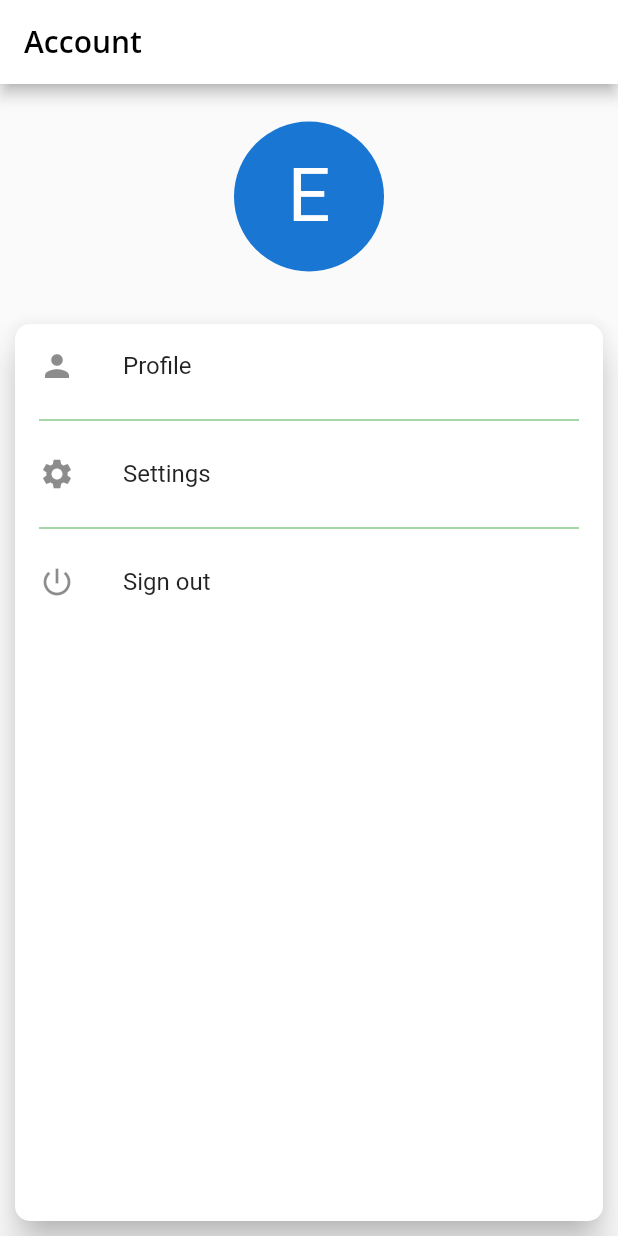
After one commit to gisioraelvis/flutter-mobile-app-starter, a Flutter app: the AccountScreen screen opened by its route, on a phone screen of 412 x 824 dp. The commit adds this screen. Run offline on Flutter 3.47's test engine with Material 2 defaults, Android fonts, the phone set to English and light mode, and no system bars; our stand-ins replace go_router, google_fonts, shared_preferences, smooth_page_indicator; accounts and stored records are empty.

Commit message:
account screens

```diff
--- a/lib/constants.dart
+++ b/lib/constants.dart
@@ -1,2 +1,3 @@
-const String loginKey = "isSignedIn";
-const String onboardingKey = "isOnboarded";
+// ignore_for_file: prefer_lower_caml_case_types
+const String SIGNIN_KEY = "isSignedIn";
+const String ONBOARDING_KEY = "isOnboarded";
--- a/lib/navigation/router.dart
+++ b/lib/navigation/router.dart
@@ -71,14 +71,32 @@ class AppRouter {
             child: HomeScreen(tab: tab),
           );
         },
-          routes: []),
+      ),
+      GoRoute(
+        name: AppScreens.account,
+        path: '/account',
+        pageBuilder: (context, state) => MaterialPage<void>(
+          key: state.pageKey,
+          child: const AccountScreen(),
+        ),
+        routes: [
           GoRoute(
             name: AppScreens.profile,
-        path: '/profile',
+            path: 'profile',
             pageBuilder: (context, state) => MaterialPage<void>(
               key: state.pageKey,
               child: const ProfileScreen(),
             ),
+          ),
+          GoRoute(
+            name: AppScreens.settings,
+            path: 'settings',
+            pageBuilder: (context, state) => MaterialPage<void>(
+              key: state.pageKey,
+              child: const SettingsScreen(),
+            ),
+          ),
+        ],
       ),
       // forwarding routes to remove the need to put the 'tab' param in the code
       GoRoute(
--- a/lib/navigation/routes.dart
+++ b/lib/navigation/routes.dart
@@ -5,10 +5,12 @@ class AppScreens {
   static String signIn = 'signin';
   static String signUp = 'signup';
   static String home = 'home';
-  static String profile = 'profile';
+  static String account = 'account';
   static String error = 'error';
   static String personalInfo = 'personalinfo';
   static String profilePersonal = 'profilepersonal';
   static String profileSignInInfo = 'profilesignininfo';
   static String profileMoreInfo = 'profilemoreinfo';
+  static String profile = 'profile';
+  static String settings = 'settings';
 }
--- /dev/null
+++ b/lib/ui/account.dart
@@ -0,0 +1,78 @@
+import 'package:flutter/material.dart';
+import 'package:go_router/go_router.dart';
+import 'package:provider/provider.dart';
+
+import '../app_state/app_state_manager.dart';
+import '../navigation/routes.dart';
+
+class AccountScreen extends StatefulWidget {
+  const AccountScreen({Key? key}) : super(key: key);
+
+  @override
+  _UserProfileState createState() => _UserProfileState();
+}
+
+class _UserProfileState extends State<AccountScreen> {
+  @override
+  Widget build(BuildContext context) {
+    AppState appState;
+    return Scaffold(
+        appBar: AppBar(
+          title: const Text('Account'),
+        ),
+        body: Column(
+          children: [
+            const SizedBox(
+              height: 150,
+              child: Center(
+                child: CircleAvatar(
+                  radius: 50,
+                  child: Text('E', style: TextStyle(fontSize: 50)),
+                ),
+              ),
+            ),
+            Expanded(
+                child: Card(
+              elevation: 10,
+              shape: RoundedRectangleBorder(
+                  borderRadius: BorderRadius.circular(10)),
+              margin: const EdgeInsets.all(10),
+              child: ListView(
+                children: [
+                  ListTile(
+                    leading: const Icon(Icons.person),
+                    title: const Text('Profile'),
+                    onTap: () =>
+                        GoRouter.of(context).pushNamed(AppScreens.profile),
+                  ),
+                  const Divider(
+                    color: Colors.green,
+                    indent: 16,
+                    endIndent: 16,
+                  ),
+                  ListTile(
+                    leading: const Icon(Icons.settings),
+                    title: const Text('Settings'),
+                    onTap: () => context.pushNamed(AppScreens.settings),
+                  ),
+                  const Divider(
+                    color: Colors.green,
+                    indent: 16,
+                    endIndent: 16,
+                  ),
+                  ListTile(
+                    leading: const Icon(Icons.power_settings_new),
+                    title: const Text('Sign out'),
+                    onTap: () => signOutUser(context),
+                  ),
+                ],
+              ),
+            )),
+          ],
+        ));
+  }
+
+  void signOutUser(BuildContext context) {
+    Provider.of<AppState>(context, listen: false).signInState = false;
+  }
+}
--- a/lib/ui/home.dart
+++ b/lib/ui/home.dart
@@ -86,12 +86,13 @@ class _HomeScreenState extends State<HomeScreen> {
       padding: const EdgeInsets.only(right: 16.0),
       child: GestureDetector(
         child: CircleAvatar(
+          // faded grey color
           backgroundColor: Colors.grey,
           // display the username initials else person icon
           child: IconButton(
             icon: const Icon(Icons.person, color: Colors.blue),
             onPressed: () => {
-              context.goNamed(AppScreens.profile),
+              context.pushNamed(AppScreens.account),
             },
           ),
         ),
--- a/lib/ui/screens.dart
+++ b/lib/ui/screens.dart
@@ -5,7 +5,8 @@ export 'signin.dart';
 export 'signup.dart';
 export 'splash.dart';
 export 'personal_info.dart';
-export 'signin_info.dart';
+export 'profile.dart';
 export 'more_info.dart';
 export 'error.dart';
-export 'profile.dart';
+export 'account.dart';
+export 'settings.dart';
--- a/lib/ui/signin.dart
+++ b/lib/ui/signin.dart
@@ -3,7 +3,6 @@ import 'package:go_router/go_router.dart';
 import 'package:provider/provider.dart';
 
 import '../app_state/app_state_manager.dart';
-import '../app_state/signin_state.dart';
 import '../navigation/routes.dart';
 import 'widgets/widgets.dart';
 
```
Also changed, not shown: lib/app_state/app_state_manager.dart (+4 -4 lines), lib/app_state/signin_state.dart (+5 -3 lines), lib/ui/onboarding.dart (+19 -11 lines), lib/ui/profile.dart (+37 -6 lines), lib/ui/settings.dart (added, +17 -0 lines), lib/ui/signin_info.dart (deleted, +0 -122 lines). Lines whose indentation alone changed are shown as unchanged.
